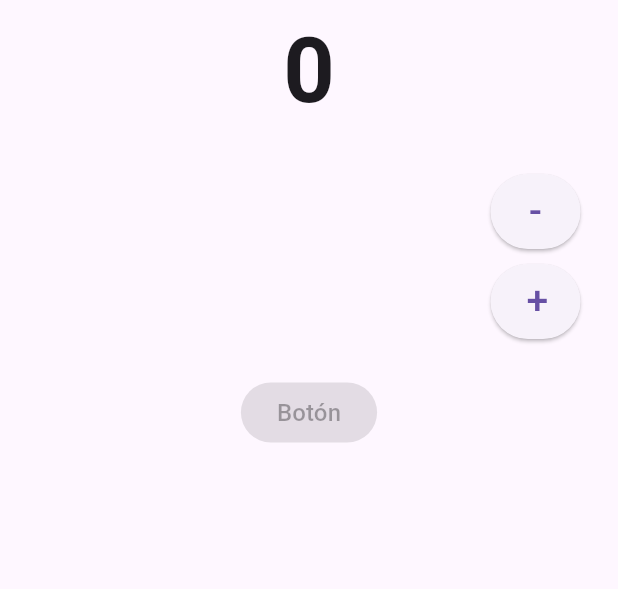
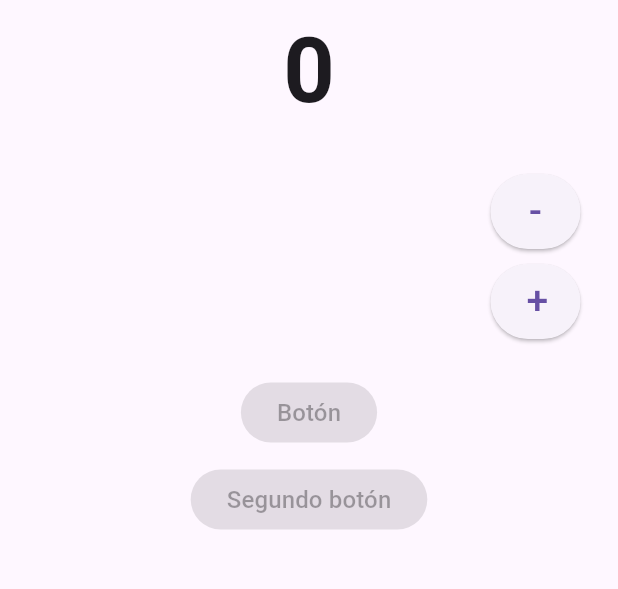
Before and after one commit to BrisneyRod/Clase-ProgramacionApss2026, a Flutter app: the screen it shows after launch, on a phone screen of 412 x 824 dp, the part 456-1045 px from its top. Run offline on Flutter 3.47's test engine with Material 3 defaults, Android fonts, the phone set to English and light mode, and no system bars; network calls fail.

Commit message:
Segundo Boton

```diff
--- a/contador_con_botones/lib/main.dart
+++ b/contador_con_botones/lib/main.dart
@@ -146,6 +146,17 @@ class _CounterPageState extends State<CounterPage> {
                   child: const Text('Botón', style: TextStyle(fontSize: 16)),
                 ),
 
+                const SizedBox(height: 10),
+
+                // SEGUNDO BOTÓN INFERIOR
+                ElevatedButton(
+                  onPressed: null,
+                  child: const Text(
+                    'Segundo botón',
+                    style: TextStyle(fontSize: 16),
+                  ),
+                ),
+
                 const SizedBox(height: 25),
               ],
             ),
```
Also changed, not shown: 1 other file.
